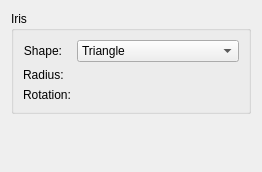
This is plugins/filters/blur/wdg_lens_blur.ui in KDE/krita as Qt 5 draws it before an edit. The edited form follows.
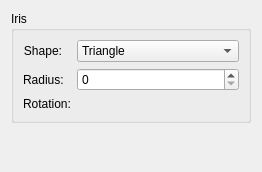
This is the edited form. Custom widgets are drawn as their Qt base class.

Commit message:
ui: Fix Designer not rendering KisSliderSpinBox as QSpinBox
Part-of: <https://invent.kde.org/graphics/krita/-/merge_requests/1742>

Diff of the .ui file:
```diff
--- a/plugins/filters/blur/wdg_lens_blur.ui
+++ b/plugins/filters/blur/wdg_lens_blur.ui
@@ -119,7 +119,7 @@
  <customwidgets>
   <customwidget>
    <class>KisSliderSpinBox</class>
-   <extends>QWidget</extends>
+   <extends>QSpinBox</extends>
    <header>kis_slider_spin_box.h</header>
    <container>1</container>
   </customwidget>
```
The commit also changes 45 other files.
